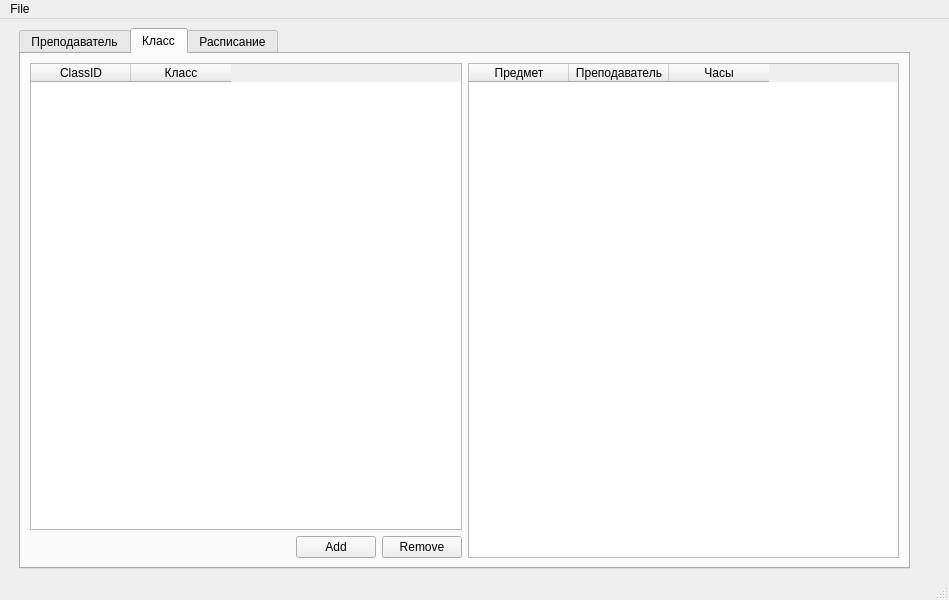
imhoiamcat/ScheduleMaker, file ui/mainwindow.ui: the form before one commit.
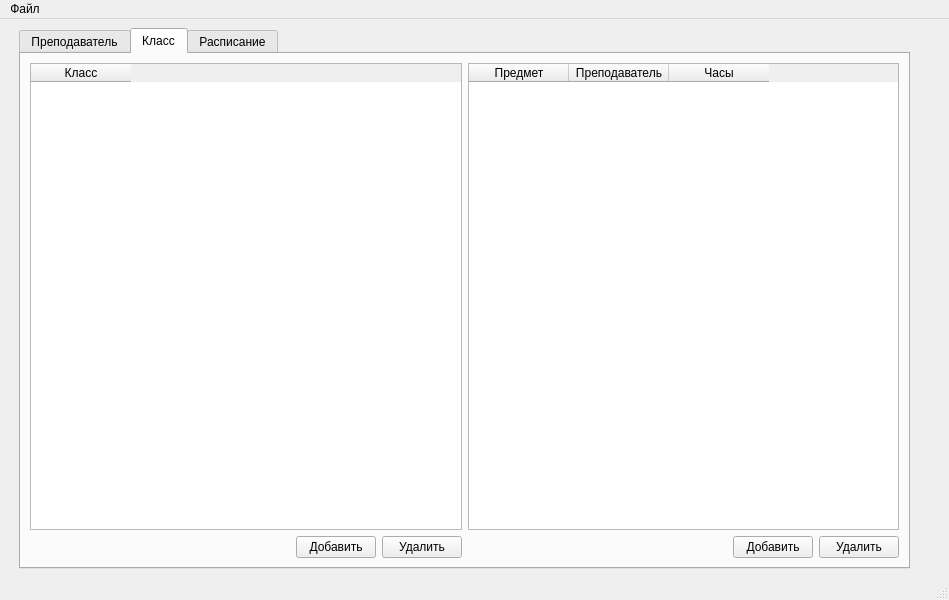
The form after the commit. The open tabs and pages were chosen to show the change.

Commit message: ClassID deleted

```diff
--- a/ui/mainwindow.ui
+++ b/ui/mainwindow.ui
@@ -647,11 +647,6 @@
                 <attribute name="verticalHeaderVisible">
                  <bool>false</bool>
                 </attribute>
-                <column>
-                 <property name="text">
-                  <string>ClassID</string>
-                 </property>
-                </column>
                 <column>
                  <property name="text">
                   <string>Класс</string>
@@ -677,14 +672,14 @@
                 <item>
                  <widget class="QPushButton" name="pushButton_5">
                   <property name="text">
-                   <string>Add</string>
+                   <string>Добавить</string>
                   </property>
                  </widget>
                 </item>
                 <item>
                  <widget class="QPushButton" name="pushButton_6">
                   <property name="text">
-                   <string>Remove</string>
+                   <string>Удалить</string>
                   </property>
                  </widget>
                 </item>
@@ -694,7 +689,9 @@
             </item>
            </layout>
           </item>
-          <item row="0" column="2">
+          <item row="0" column="1">
+           <layout class="QVBoxLayout" name="verticalLayout_3">
+            <item>
            <widget class="QTableWidget" name="gradeDetailsTableWidget">
             <property name="sizeAdjustPolicy">
              <enum>QAbstractScrollArea::AdjustToContents</enum>
@@ -722,6 +719,39 @@
             </column>
            </widget>
           </item>
+            <item>
+             <layout class="QHBoxLayout" name="horizontalLayout_7">
+              <item>
+               <spacer name="horizontalSpacer_5">
+                <property name="orientation">
+                 <enum>Qt::Horizontal</enum>
+                </property>
+                <property name="sizeHint" stdset="0">
+                 <size>
+                  <width>40</width>
+                  <height>20</height>
+                 </size>
+                </property>
+               </spacer>
+              </item>
+              <item>
+               <widget class="QPushButton" name="pushButton_4">
+                <property name="text">
+                 <string>Добавить</string>
+                </property>
+               </widget>
+              </item>
+              <item>
+               <widget class="QPushButton" name="pushButton_3">
+                <property name="text">
+                 <string>Удалить</string>
+                </property>
+               </widget>
+              </item>
+             </layout>
+            </item>
+           </layout>
+          </item>
          </layout>
         </widget>
         <widget class="QWidget" name="Schedule">
@@ -1045,7 +1075,7 @@
    </property>
    <widget class="QMenu" name="menuSchedule">
     <property name="title">
-     <string>File</string>
+     <string>Файл</string>
     </property>
     <widget class="QMenu" name="menuSave_As">
      <property name="title">
```
Left out of the diff: 14 changed lines with no effect on the pictures. Lines whose indentation alone changed are shown as unchanged. The commit also changes 1 other file.
